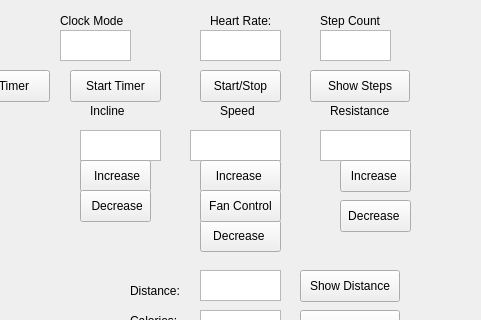
tijeets21/project3_3_Group2, file mainwindow.ui: the form before one commit; both pictures show x 220 to 701 and y 0 to 320 of the 800 by 600 pixel window.
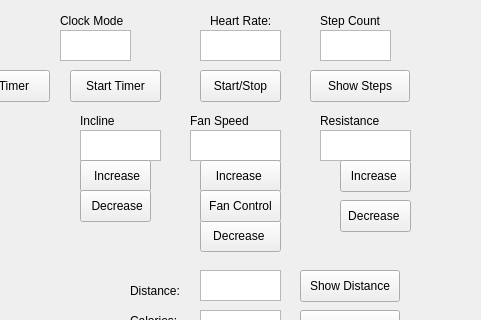
The form after the commit. Icons and pictures are not drawn.

```diff
--- a/mainwindow.ui
+++ b/mainwindow.ui
@@ -342,9 +342,9 @@
      <widget class="QLabel" name="inclineLabel">
       <property name="geometry">
        <rect>
-        <x>230</x>
-        <y>100</y>
-        <width>41</width>
+        <x>220</x>
+        <y>110</y>
+        <width>81</width>
         <height>21</height>
        </rect>
       </property>
@@ -365,14 +365,14 @@
      <widget class="QLabel" name="speedLabel">
       <property name="geometry">
        <rect>
-        <x>360</x>
-        <y>100</y>
-        <width>41</width>
+        <x>330</x>
+        <y>110</y>
+        <width>91</width>
         <height>21</height>
        </rect>
       </property>
       <property name="text">
-       <string>Speed</string>
+       <string>Fan Speed</string>
       </property>
      </widget>
      <widget class="QTextEdit" name="fanSpeedTextEdit">
@@ -388,8 +388,8 @@
      <widget class="QLabel" name="resistanceLabel">
       <property name="geometry">
        <rect>
-        <x>470</x>
-        <y>100</y>
+        <x>460</x>
+        <y>110</y>
         <width>71</width>
         <height>21</height>
        </rect>
```
